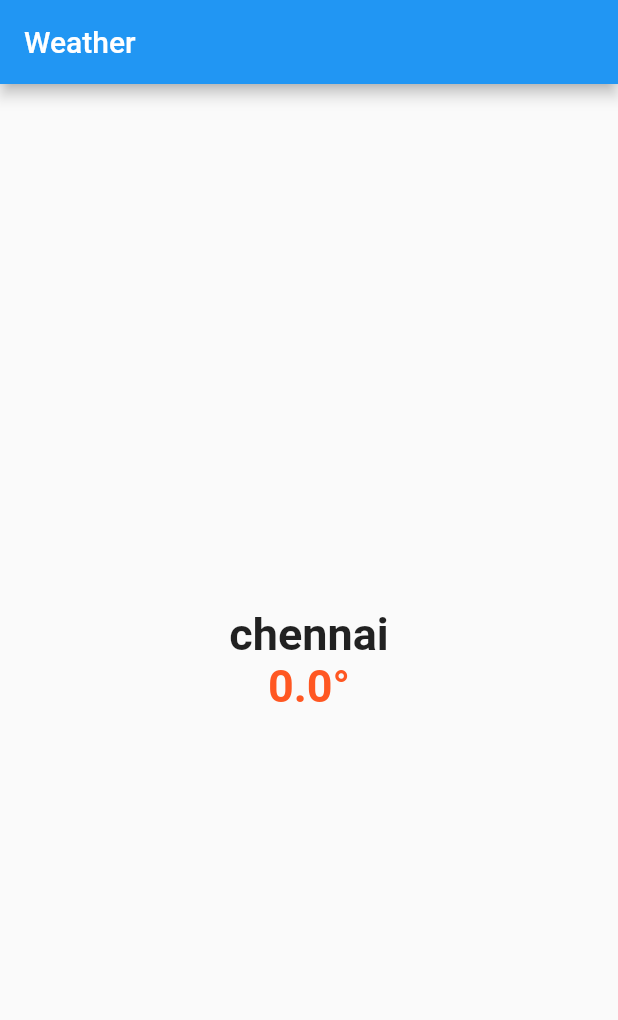
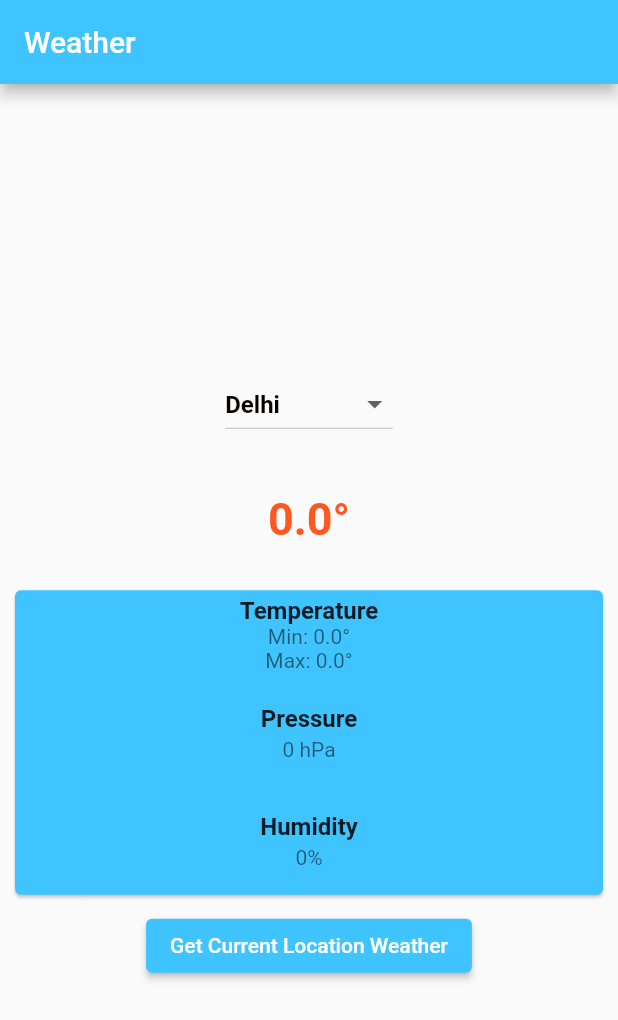
Before and after one commit to Bodula-sravani/weather_app, a Flutter app: the screen it shows after launch, on a phone screen of 412 x 824 dp. Shown: the top 1020 px of the screen. Run offline on Flutter 3.47's test engine with Material 2 defaults, Android fonts, the phone set to English and light mode, and no system bars; our stand-ins replace flutter_dotenv, geolocator, permission_handler; Roboto replaces fonts that are missing (location).

Commit message:
[UPDATE] get location access&display temp

```diff
--- a/lib/main.dart
+++ b/lib/main.dart
@@ -1,10 +1,22 @@
 import 'dart:async';
 import 'dart:convert';
 import 'package:flutter/material.dart';
+
+import 'package:geolocator/geolocator.dart';
 import 'package:http/http.dart' as http;
+import 'package:flutter_dotenv/flutter_dotenv.dart';
+import 'package:permission_handler/permission_handler.dart';
 
-void main() {
-  runApp(const MyApp());
+Future main() async {
+  await dotenv.load(fileName: ".env");
+  runApp(MaterialApp(
+    home: Scaffold(
+      body: const MyApp(),
+    ),
+  ));
+  // runApp(MaterialApp(
+  //   home: const MyApp(),
+  // ));
 }
 
 class MyApp extends StatefulWidget {
@@ -12,61 +24,213 @@ class MyApp extends StatefulWidget {
   @override
   State<MyApp> createState() => _MyAppState();
 }
+
 class _MyAppState extends State<MyApp> {
   var temperature = 0.0;
-  var city = "chennai";
-Future fetchData() async
-{
- http.Response response = await http.get(Uri.parse(
-        'https://api.openweathermap.org/data/2.5/weather?q=$city&appid=89727fd78420e93cc55a572c11542774&units=metric'));
-
-    var results = jsonDecode(response.body);
-
-    // print(results['main']['temp']);
-    setState(() {
-      temperature = results['main']['temp'];
-    });
-    print('city: $city temp  $temperature');
-}
+  var minTemperature = 0.0;
+  var maxTemperature = 0.0;
+  var pressure = 0;
+  var humidity = 0;
+  var city = "";
+  List<String> cities = ['Delhi', 'Mumbai', 'Kolkata', 'Chennai'];
+  String selectedCity = 'Delhi';
 
   @override
   void initState() {
-    // TODO: implement initState
-    var response = fetchData();
+    print("init");
     super.initState();
+    getLocationAndWeather();
   }
-  Widget build(BuildContext context)
-  {
+
+  Future getWeatherByCity(String cityChoosen) async {
+    final apiKey = dotenv.env['API_KEY'];
+    http.Response response = await http.get(Uri.parse(
+        'https://api.openweathermap.org/data/2.5/weather?q=$cityChoosen&appid=$apiKey&units=metric'));
+    var results = jsonDecode(response.body);
+    print("get wea by city");
+    // print(results['main']['temp']);
+    setState(() {
+      city = results['name'];
+      temperature = results['main']['temp'];
+      minTemperature = results['main']['temp_min'];
+      maxTemperature = results['main']['temp_max'];
+      pressure = results['main']['pressure'];
+      humidity = results['main']['humidity'];
+    });
+    print('temp: $temperature');
+    print('city: $city');
+  }
+
+  Future getWeather(double latitude, double longitude) async {
+    final apiKey = dotenv.env['API_KEY'];
+
+    http.Response response = await http.get(Uri.parse(
+        'https://api.openweathermap.org/data/2.5/weather?lat=$latitude&lon=$longitude&appid=$apiKey&units=metric'));
+
+    var results = jsonDecode(response.body);
+    setState(() {
+      temperature = results['main']['temp'];
+      city = results['name'];
+      minTemperature = results['main']['temp_min'];
+      maxTemperature = results['main']['temp_max'];
+      pressure = results['main']['pressure'];
+      humidity = results['main']['humidity'];
+    });
+    print('temp: $temperature');
+    print('city: $city');
+  }
+
+  Future<void> getLocationAndWeather() async {
+    final permissionStatus = await Permission.locationWhenInUse.request();
+    print("loc and wea");
+    if (permissionStatus.isGranted) {
+      Position position;
+      try {
+        position = await Geolocator.getCurrentPosition(
+            desiredAccuracy: LocationAccuracy.high);
+        getWeather(position.latitude, position.longitude);
+      } catch (e) {
+        print('Error: $e');
+      }
+    } else {
+      print("denied the permissionnn");
+      ScaffoldMessenger.of(context).showSnackBar(
+        SnackBar(
+          content: const Text('Location permission denied'),
+          duration: const Duration(seconds: 2),
+        ),
+      );
+      // showDialog(
+      //   context: context,
+      //   builder: (context) => AlertDialog(
+      //     title: const Text('Location Permission Denied'),
+      //     content: const Text(
+      //         'You have denied the location permission. Please enable it to fetch the weather.'),
+      //     actions: [
+      //       TextButton(
+      //         onPressed: () => Navigator.pop(context),
+      //         child: const Text('OK'),
+      //       ),
+      //     ],
+      //   ),
+      // );
+    }
+  }
+
+  Widget build(BuildContext context) {
     return MaterialApp(
       home: Scaffold(
         appBar: AppBar(
-        title: Text(
-          'Weather',
-        ),
+          title: const Text('Weather'),
+          backgroundColor: Colors.lightBlueAccent,
         ),
         body: Column(
           mainAxisAlignment: MainAxisAlignment.center,
           children: <Widget>[
-          Align(alignment: Alignment.center,),
+            const SizedBox(height: 20),
+            DropdownButton<String>(
+              value: selectedCity,
+              hint: const Text('Select a city'),
+              dropdownColor: Colors.lightBlueAccent,
+              style: const TextStyle(
+                color: Color.fromARGB(255, 8, 0, 0),
+                fontSize: 16,
+                fontWeight: FontWeight.bold,
+              ),
+              items: cities.map((String city) {
+                return DropdownMenuItem<String>(
+                  value: city,
+                  child: Text(city),
+                );
+              }).toList(),
+              onChanged: (String? newValue) {
+                setState(() {
+                  selectedCity = newValue!;
+                  getWeatherByCity(selectedCity);
+                });
+              },
+            ),
             Text(
               city.toString(),
-            style: TextStyle(fontSize: 30,
+              style: const TextStyle(
+                fontSize: 30,
                 fontFamily: AutofillHints.location,
-            fontWeight: FontWeight.bold,),
+                fontWeight: FontWeight.bold,
+              ),
               textAlign: TextAlign.center,
-
             ),
             Text(
-            temperature.toString()+ "\u00B0",
-            style: TextStyle(
+              temperature.toStringAsFixed(1) + "\u00B0",
+              style: const TextStyle(
                 fontSize: 30,
                 fontWeight: FontWeight.bold,
                 color: Colors.deepOrange,
               ),
               textAlign: TextAlign.center,
             ),
+            const SizedBox(height: 20),
+            Card(
+              margin: const EdgeInsets.all(10),
+              color: Colors.lightBlueAccent,
+              child: Column(
+                children: <Widget>[
+                  ListTile(
+                    title: const Text(
+                      'Temperature',
+                      style: TextStyle(
+                        fontWeight: FontWeight.bold,
+                      ),
+                      textAlign: TextAlign.center,
+                    ),
+                    subtitle: Text(
+                      'Min: ' +
+                          minTemperature.toStringAsFixed(1) +
+                          "\u00B0" +
+                          "\nMax: " +
+                          maxTemperature.toStringAsFixed(1) +
+                          "\u00B0",
+                      textAlign: TextAlign.center,
+                    ),
+                  ),
+                  ListTile(
+                    title: const Text(
+                      'Pressure',
+                      style: TextStyle(
+                        fontWeight: FontWeight.bold,
+                      ),
+                      textAlign: TextAlign.center,
+                    ),
+                    subtitle: Text(
+                      pressure.toString() + " hPa",
+                      textAlign: TextAlign.center,
+                    ),
+                  ),
+                  ListTile(
+                    title: const Text(
+                      'Humidity',
+                      style: TextStyle(
+                        fontWeight: FontWeight.bold,
+                      ),
+                      textAlign: TextAlign.center,
+                    ),
+                    subtitle: Text(
+                      humidity.toString() + "%",
+                      textAlign: TextAlign.center,
+                    ),
+                  ),
                 ],
               ),
-    ),);
+            ),
+            ElevatedButton(
+              onPressed: getLocationAndWeather,
+              child: Text('Get Current Location Weather'),
+              style: ElevatedButton.styleFrom(
+                primary: Colors.lightBlueAccent,
+              ),
+            ),
+          ],
+        ),
+      ),
+    );
   }
 }
```
Also changed, not shown: pubspec.yaml (+6 -2 lines), pubspec.lock, 5 other files. Lines whose indentation alone changed are shown as unchanged.
